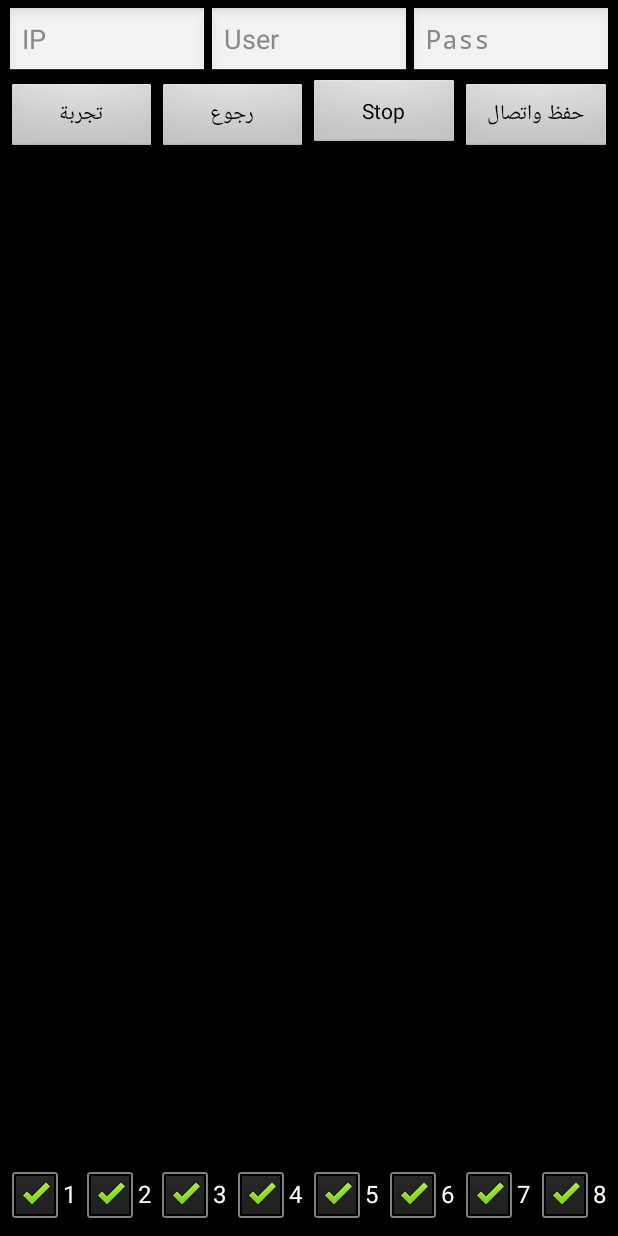
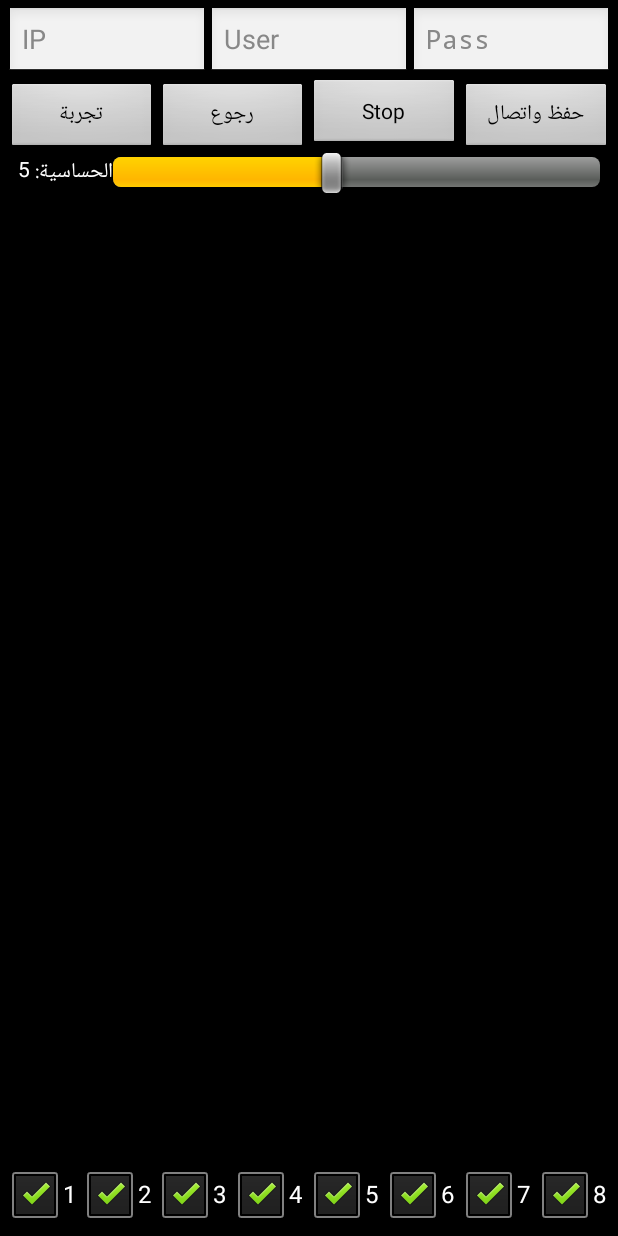
Before and after one commit to kzali2013-ctrl/Camtv, an Android app: the layout activity_main.xml on its own in the app's theme, with its tools: preview values and no code run, on a phone screen of 412 x 824 dp. Run offline under Robolectric (Android 15) with nearby library versions, the phone set to English and light mode, and no system bars.

Commit message:
Update activity_main.xml

```diff
--- a/app/src/main/res/layout/activity_main.xml
+++ b/app/src/main/res/layout/activity_main.xml
@@ -80,6 +80,31 @@
     </LinearLayout>
 
     <LinearLayout
+        android:layout_width="match_parent"
+        android:layout_height="wrap_content"
+        android:gravity="center_vertical"
+        android:orientation="horizontal"
+        android:paddingLeft="8dp"
+        android:paddingRight="8dp">
+
+        <TextView
+            android:id="@+id/tvSens"
+            android:layout_width="wrap_content"
+            android:layout_height="wrap_content"
+            android:text="الحساسية: 5"
+            android:textColor="#FFFFFF"
+            android:textSize="14sp" />
+
+        <SeekBar
+            android:id="@+id/sbSens"
+            android:layout_width="0dp"
+            android:layout_height="wrap_content"
+            android:layout_weight="1"
+            android:max="9"
+            android:progress="4" />
+    </LinearLayout>
+
+    <LinearLayout
         android:id="@+id/videoContainer"
         android:layout_width="match_parent"
         android:layout_height="0dp"
```
